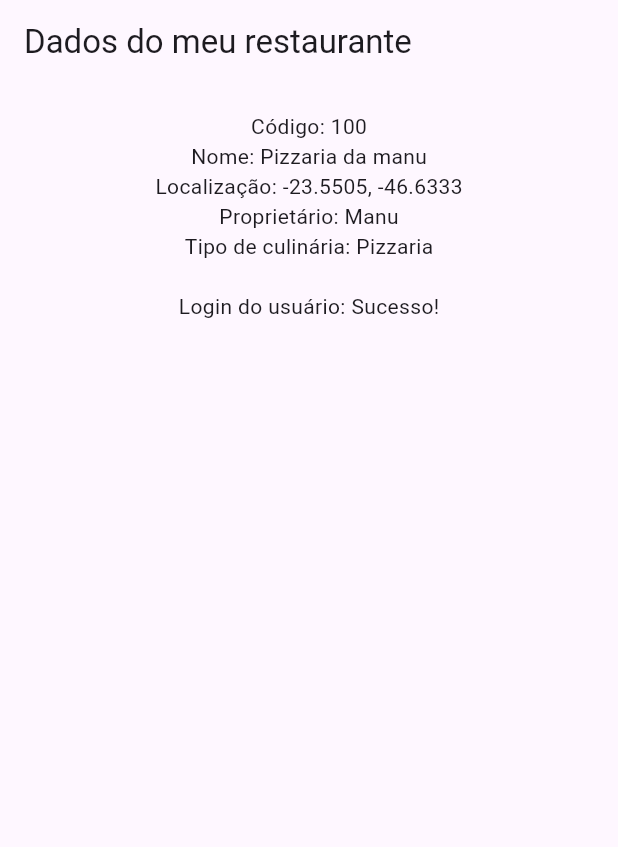
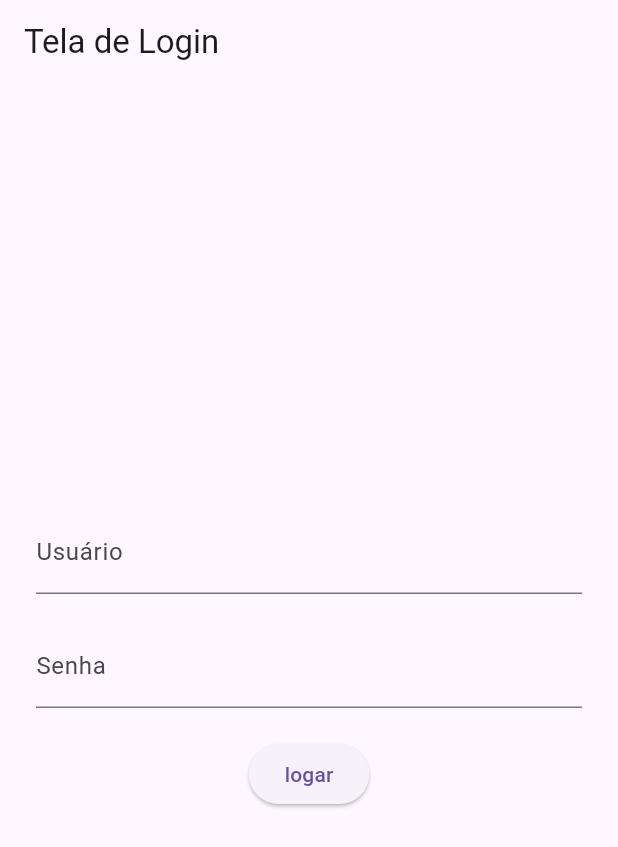
Before and after one commit to manufx77/voupedir, a Flutter app: the screen it shows after launch, on a phone screen of 412 x 824 dp. Shown: the top 847 px of the screen. Run offline on Flutter 3.47's test engine with Material 3 defaults, Android fonts, the phone set to English and light mode, and no system bars; accounts and stored records are empty.

Commit message:
criação de telas de home e login funcionamento e ação de login sem banco de dados

```diff
--- a/lib/main.dart
+++ b/lib/main.dart
@@ -1,4 +1,5 @@
 import 'package:flutter/material.dart';
+import 'package:projetosflutter/tela_login.dart';
 import 'usuario.dart';
 import 'tipo.dart';
 import 'restaurante.dart';
@@ -14,7 +15,7 @@ class MyApp extends StatelessWidget {
   @override
   Widget build(BuildContext context) {
 
-    //Criando usuario
+    /*Criando usuario
     Usuario u = Usuario(
       codigo: 1,
       login: "manu123",
@@ -39,10 +40,13 @@ class MyApp extends StatelessWidget {
     );
 
     //Testando login
-    bool loginSucesso = u.logar("manu123", "@senhaforte123");
+    // bool loginSucesso = u.logar("manu123", "@senhaforte123");
 
-    return MaterialApp(
-      home: Scaffold(
+    "no material app coloque isso aqui caso necessario:"
+
+
+
+     home: Scaffold(
         appBar: AppBar(
           title: const Text("Dados do meu restaurante"),
         ),
@@ -52,7 +56,7 @@ class MyApp extends StatelessWidget {
               children: [
                 Text("Código: ${r.codigo}"),
                 Text("Nome: ${r.nome}"),
-                Text("Localização: ${r.lagitude}, ${r.longitude}"),
+                Text("Localização: ${r.latitude}, ${r.longitude}"),
                 Text("Proprietário: ${r.proprietario?.nome}"),
                 Text("Tipo de culinária: ${r.tipo?.nome}"),
                 const SizedBox(height: 20),
@@ -63,5 +67,11 @@ class MyApp extends StatelessWidget {
         ),
       ),
     );
+
+    */
+    return MaterialApp(
+      debugShowCheckedModeBanner: false,
+      home: TelaLogin(),
+    );
   }
 }
--- a/lib/restaurante.dart
+++ b/lib/restaurante.dart
@@ -25,7 +25,7 @@ class Restaurante {
 //getters
 int? get codigo => _codigo;
 String? get nome => _nome;
-double? get lagitude => _latitude;
+double? get latitude => _latitude;
 double? get longitude => _longitude;
 Usuario? get proprietario => _proprietario;
 Tipo? get tipo => _tipo;
@@ -33,7 +33,7 @@ Tipo? get tipo => _tipo;
 //setters
 set codigo(int? novoCodigo) => _codigo = novoCodigo;
 set nome(String? novoNome) => _nome = novoNome;
-set lagitude(double? novaLagitude) => _latitude = novaLagitude;
+set latitude(double? novaLatitude) => _latitude = novaLatitude;
 set longitude(double? novalongitude) => _longitude = novalongitude;
 set proprietario(Usuario? novoProprietario) => _proprietario = novoProprietario;
 set tipo(Tipo? novoTipo) => _tipo = novoTipo;
--- /dev/null
+++ b/lib/tela_home.dart
@@ -0,0 +1,15 @@
+import 'package:flutter/material.dart';
+
+class TelaHome extends StatelessWidget{
+  TelaHome({super.key});
+
+  @override
+  Widget build(BuildContext context) {
+    return Scaffold(
+    appBar: AppBar(title: const Text("Seja bem vindos usuário")),
+    body: const Center(
+      child: Text("Tela de Home"),
+      ),
+    );
+  }
+}
--- /dev/null
+++ b/lib/tela_login.dart
@@ -0,0 +1,55 @@
+import 'package:flutter/material.dart';
+import 'usuario.dart';
+import 'dart:ui';
+import 'tela_home.dart';
+
+class TelaLogin extends StatelessWidget{
+  TelaLogin({super.key});
+
+  Usuario u = Usuario(
+      codigo: 1,
+      login: "manu",
+      nome: "Manu",
+      senha: "senhaforte123"
+  );
+
+
+  final TextEditingController usuarioConstroller = TextEditingController();
+  final TextEditingController senhaController = TextEditingController();
+
+  @override
+  Widget build(BuildContext context){
+    return Scaffold(
+      appBar: AppBar(title:  const Text("Tela de Login")),
+      body: Padding(padding: const EdgeInsets.all(24.0),
+        child: Column(
+          mainAxisAlignment: MainAxisAlignment.center,
+          children: [
+            TextField(
+              decoration: const InputDecoration(labelText: "Usuário"),
+              controller: usuarioConstroller,
+            ),
+            const SizedBox(height: 20),
+            TextField(
+              decoration: const InputDecoration(labelText: "Senha"),
+              obscureText: true,
+              controller: senhaController,
+            ),
+            SizedBox(height: 20),
+            ElevatedButton(onPressed: (){
+              if(u.login == usuarioConstroller.text && u.senha == senhaController.text){
+                Navigator.push(context,
+                  MaterialPageRoute(builder: (context) => TelaHome())
+                );
+              }else{
+                ScaffoldMessenger.of(context).showSnackBar(
+                  SnackBar(content: Text("Usuário ou senha invalidos"))
+                );
+              }
+            }, child: const Text('logar'))
+          ],
+        ),
+      ),
+    );
+  }
+}
```
